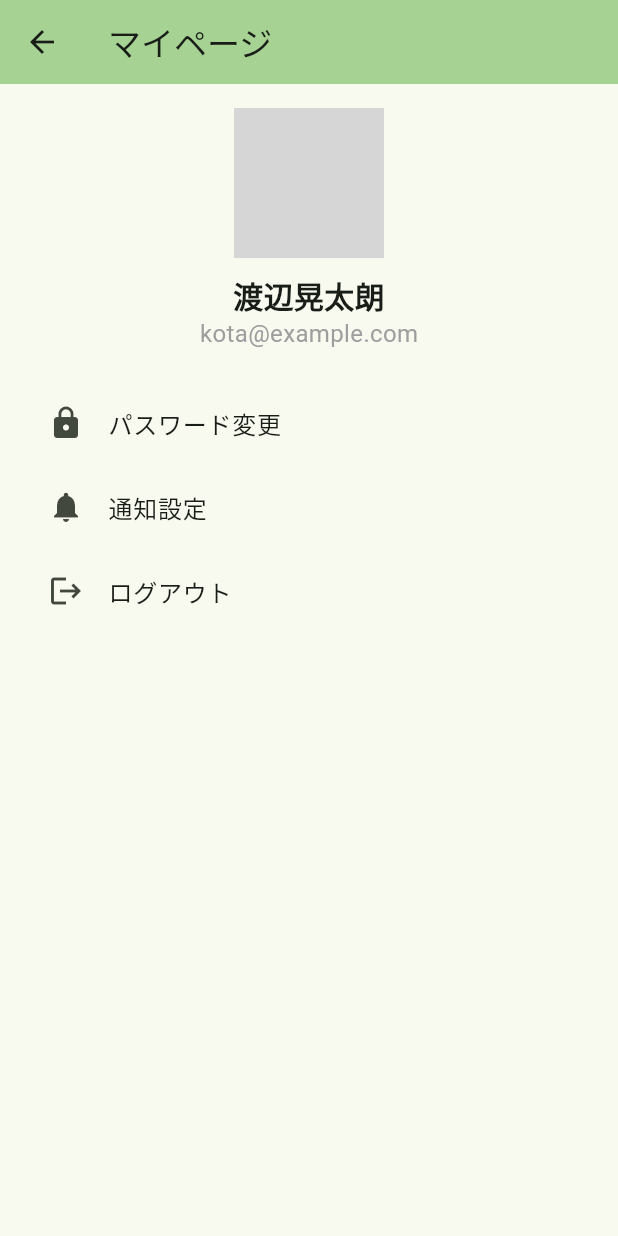
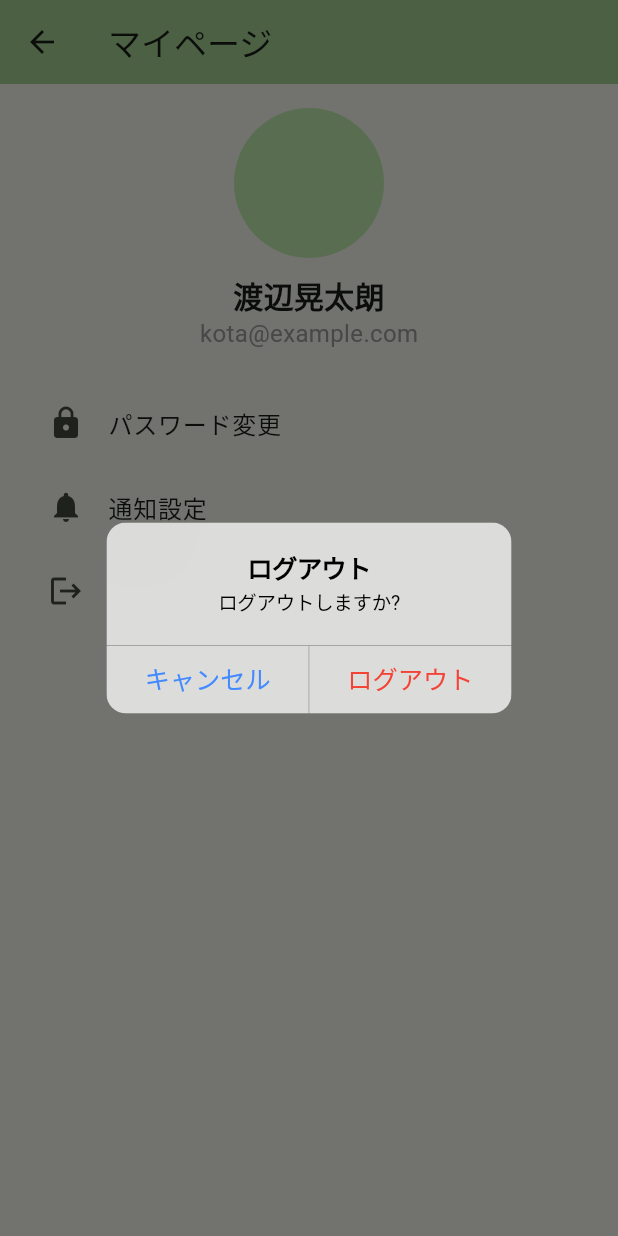
Before and after one commit to KotaWata223/flutter_application, a Flutter app: the MyPage screen opened directly, after a tap on "ログアウト", on a phone screen of 412 x 824 dp. Run offline on Flutter 3.47's test engine with Material 3 defaults, Android fonts, the phone set to English and light mode, and no system bars; our stand-ins replace firebase_auth, firebase_core, table_calendar; accounts and stored records are empty; network calls fail; grey boxes are pictures that could not be loaded.

Commit message:
ログアウトの処理、ログアウトしたらログイン画面に遷移するように

```diff
--- a/lib/src/screens/MyPage.dart
+++ b/lib/src/screens/MyPage.dart
@@ -1,5 +1,9 @@
 import 'package:flutter/material.dart';
+import 'package:flutter/cupertino.dart';
+import 'package:flutter_application_2/main.dart';
+import 'package:firebase_auth/firebase_auth.dart';
 
+FirebaseAuth auth = FirebaseAuth.instance;
 class MyPage extends StatelessWidget {
   const MyPage({super.key});
 
@@ -15,39 +19,44 @@ class MyPage extends StatelessWidget {
         child: Column(
           children: [
             // プロフィール画像
-            CircleAvatar(
+            const CircleAvatar(
               radius: 50,
-              backgroundImage: AssetImage('assets/profile.jpg'), // 画像を追加
+              backgroundImage: AssetImage('assets/profile.jpg'),
             ),
-            SizedBox(height: 10),
-            Text('渡辺晃太朗', style: TextStyle(fontSize: 20, fontWeight: FontWeight.bold)),
-            Text('kota@example.com', style: TextStyle(fontSize: 16, color: Colors.grey)),
-
-            SizedBox(height: 20),
+            const SizedBox(height: 10),
+            const Text(
+              '渡辺晃太朗',
+              style: TextStyle(fontSize: 20, fontWeight: FontWeight.bold),
+            ),
+            const Text(
+              'kota@example.com',
+              style: TextStyle(fontSize: 16, color: Colors.grey),
+            ),
+            const SizedBox(height: 20),
 
             // 設定メニュー
-            Expanded(
+            Flexible(
               child: ListView(
                 children: [
                   ListTile(
-                    leading: Icon(Icons.lock),
-                    title: Text('パスワード変更'),
+                    leading: const Icon(Icons.lock),
+                    title: const Text('パスワード変更'),
                     onTap: () {
                       // パスワード変更画面へ
                     },
                   ),
                   ListTile(
-                    leading: Icon(Icons.notifications),
-                    title: Text('通知設定'),
+                    leading: const Icon(Icons.notifications),
+                    title: const Text('通知設定'),
                     onTap: () {
                       // 通知設定画面へ
                     },
                   ),
                   ListTile(
-                    leading: Icon(Icons.logout),
-                    title: Text('ログアウト'),
+                    leading: const Icon(Icons.logout),
+                    title: const Text('ログアウト'),
                     onTap: () {
-                      // ログアウト処理
+                      openLogOutDialog(context);
                     },
                   ),
                 ],
@@ -58,4 +67,57 @@ class MyPage extends StatelessWidget {
       ),
     );
   }
+
+  void openLogOutDialog(BuildContext context) {
+    showDialog(
+      context: context,
+      builder: (context) {
+        return CupertinoAlertDialog(
+          title: const Text('ログアウト'),
+          content: const Text('ログアウトしますか?'),
+          actions: [
+            CupertinoDialogAction(
+              child: const Text(
+                'キャンセル',
+                style: TextStyle(color: Colors.blueAccent),
+              ),
+              isDestructiveAction: true,
+              onPressed: () => Navigator.pop(context),
+            ),
+            CupertinoDialogAction(
+              child: const Text(
+                'ログアウト',
+                style: TextStyle(color: Colors.red),
+              ),
+              onPressed: () {
+                logout(context);
+                Navigator.pop(context);
+              },
+            ),
+          ],
+        );
+      },
+    );
+  }
+
+
+
+ void logout(BuildContext context) async {
+  final FirebaseAuth auth = FirebaseAuth.instance;
+
+  try {
+    await auth.signOut();
+    if (context.mounted) {
+      Navigator.pushReplacement(
+        context,
+        MaterialPageRoute(
+          builder: (context) => LoginPage(),
+        ),
+      );
+    }
+  } catch (e) {
+    print('ログアウトエラー: $e');
+  }
 }
+
+}
```
Also changed, not shown: lib/main.dart (+4 -4 lines).
